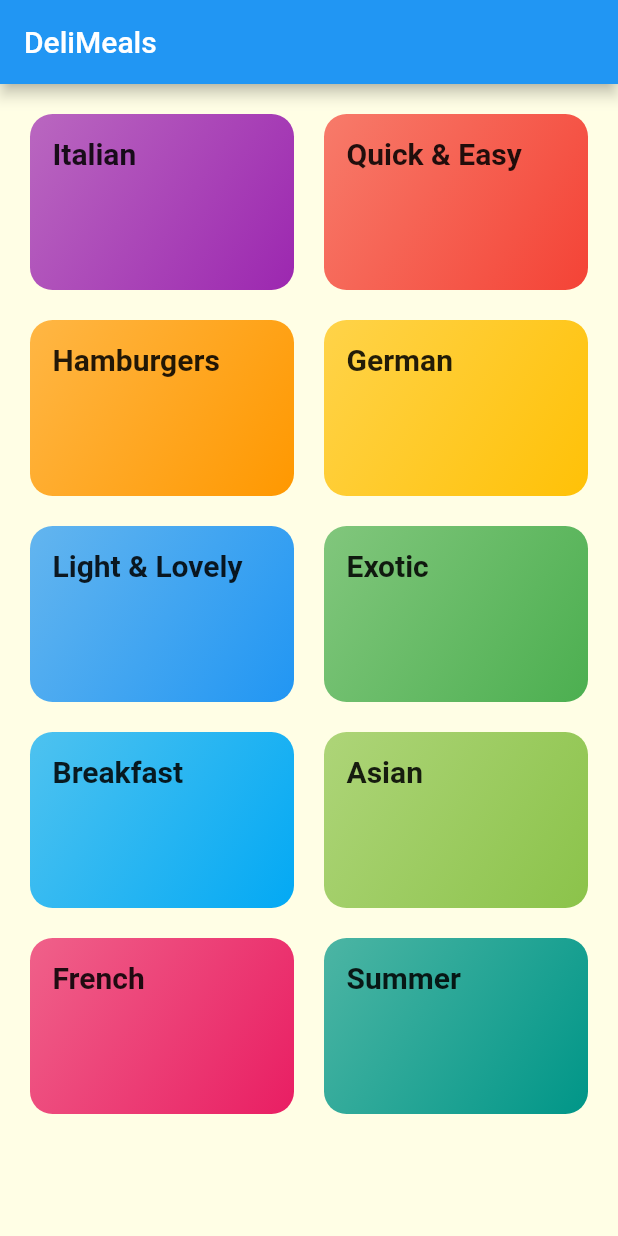
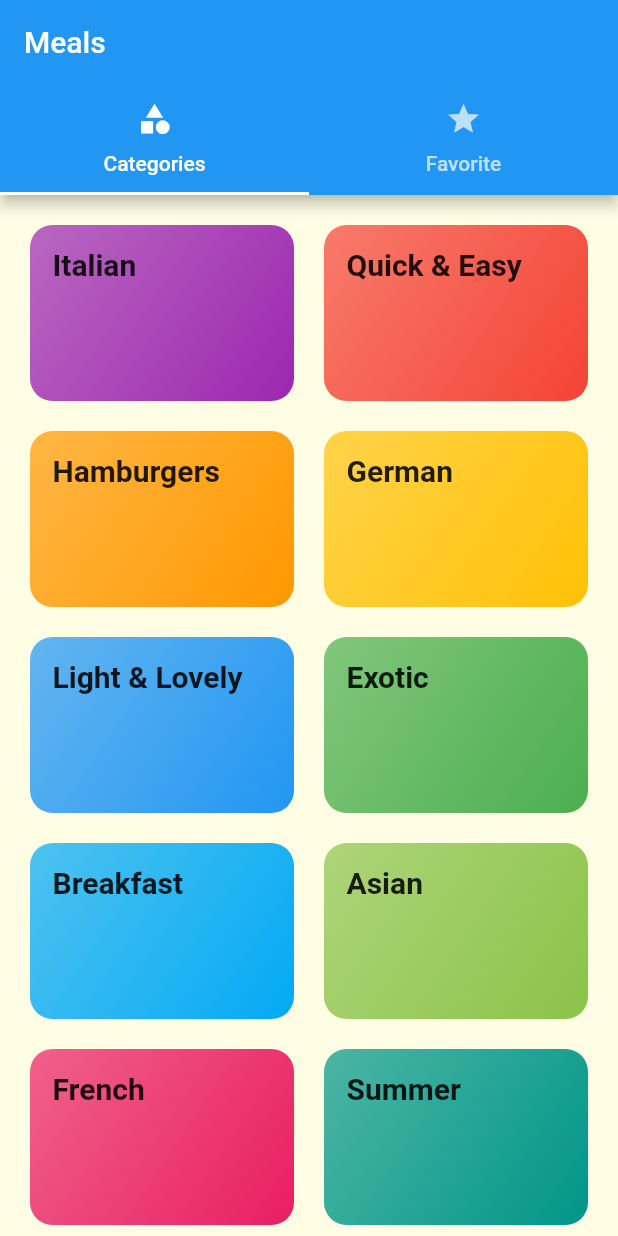
Before and after one commit to sinjikoro/meals_app, a Flutter app: the screen it shows after launch, on a phone screen of 412 x 824 dp. Run offline on Flutter 3.47's test engine with Material 2 defaults, Android fonts, the phone set to English and light mode, and no system bars; Roboto replaces fonts that are missing (Raleway, RobotoCondensed).

Commit message:
174. Adding a TabBar to the Appbar

```diff
--- a/lib/main.dart
+++ b/lib/main.dart
@@ -3,6 +3,7 @@ import 'package:flutter/material.dart';
 import './screens/category_meals_screen.dart';
 import './screens/categories_screen.dart';
 import './screens/meal_detail_screen.dart';
+import './screens/tabs_screen.dart';
 
 void main() {
   runApp(const MyApp());
@@ -35,7 +36,7 @@ class MyApp extends StatelessWidget {
       ),
       initialRoute: '/',
       routes: {
-        '/': (context) => const CategoriesScreen(),
+        '/': (context) => const TabsScreen(),
         CategoryMealsScreen.routePath: (context) => const CategoryMealsScreen(),
         MealDetailScreen.routePath: (context) => const MealDetailScreen(),
       },
--- a/lib/screens/categories_screen.dart
+++ b/lib/screens/categories_screen.dart
@@ -7,11 +7,7 @@ class CategoriesScreen extends StatelessWidget {
 
   @override
   Widget build(BuildContext context) {
-    return Scaffold(
-      appBar: AppBar(
-        title: const Text('DeliMeals'),
-      ),
-      body: GridView(
+    return GridView(
       padding: const EdgeInsets.all(20),
       gridDelegate: const SliverGridDelegateWithMaxCrossAxisExtent(
         maxCrossAxisExtent: 200,
@@ -20,10 +16,9 @@ class CategoriesScreen extends StatelessWidget {
         mainAxisSpacing: 20,
       ),
       children: DUMMY_CATEGORIES
-            .map((catData) =>
-                CategoryItem(id: catData.id, title: catData.title, color: catData.color))
+          .map((catData) => CategoryItem(
+              id: catData.id, title: catData.title, color: catData.color))
           .toList(),
-      ),
     );
   }
 }
--- /dev/null
+++ b/lib/screens/favorite_screen.dart
@@ -0,0 +1,12 @@
+import 'package:flutter/material.dart';
+
+class FavoriteScreen extends StatelessWidget {
+  const FavoriteScreen({super.key});
+
+  @override
+  Widget build(BuildContext context) {
+    return const Center(
+      child: Text('The Favorite'),
+    );
+  }
+}
--- /dev/null
+++ b/lib/screens/tabs_screen.dart
@@ -0,0 +1,40 @@
+import 'package:flutter/material.dart';
+
+import './categories_screen.dart';
+import './favorite_screen.dart';
+
+class TabsScreen extends StatefulWidget {
+  const TabsScreen({super.key});
+
+  @override
+  State<TabsScreen> createState() => _TabsScreenState();
+}
+
+class _TabsScreenState extends State<TabsScreen> {
+  @override
+  Widget build(BuildContext context) {
+    return DefaultTabController(
+        length: 2,
+        child: Scaffold(
+          appBar: AppBar(
+            title: const Text('Meals'),
+            bottom: const TabBar(
+              tabs: <Widget>[
+                Tab(
+                  icon: Icon(Icons.category),
+                  text: 'Categories',
+                ),
+                Tab(
+                  icon: Icon(Icons.star),
+                  text: 'Favorite',
+                ),
+              ],
+            ),
+          ),
+          body: const TabBarView(children: [
+            CategoriesScreen(),
+            FavoriteScreen(),
+          ]),
+        ));
+  }
+}
```
Lines whose indentation alone changed are shown as unchanged.
